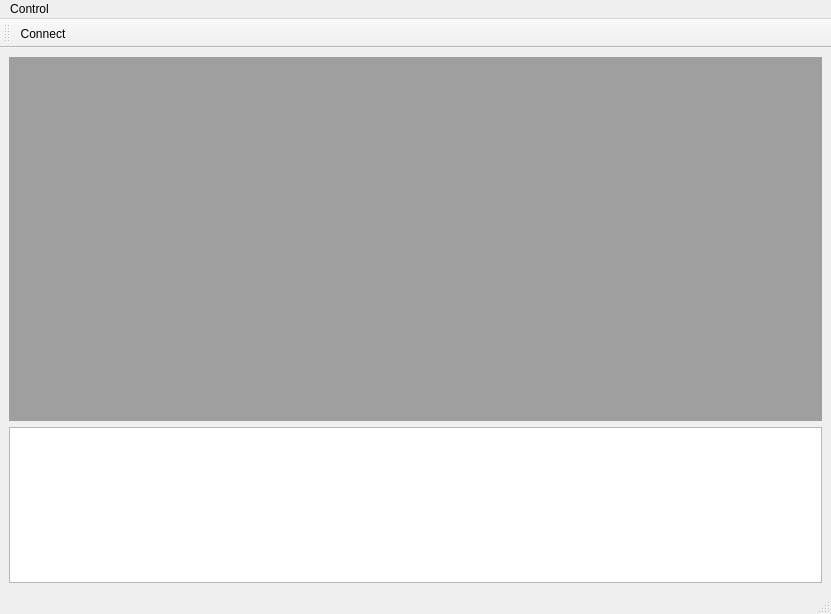
Above: ui/mainWindow.ui from develru/RobotControlCenter before the change. Below: the same form after it.
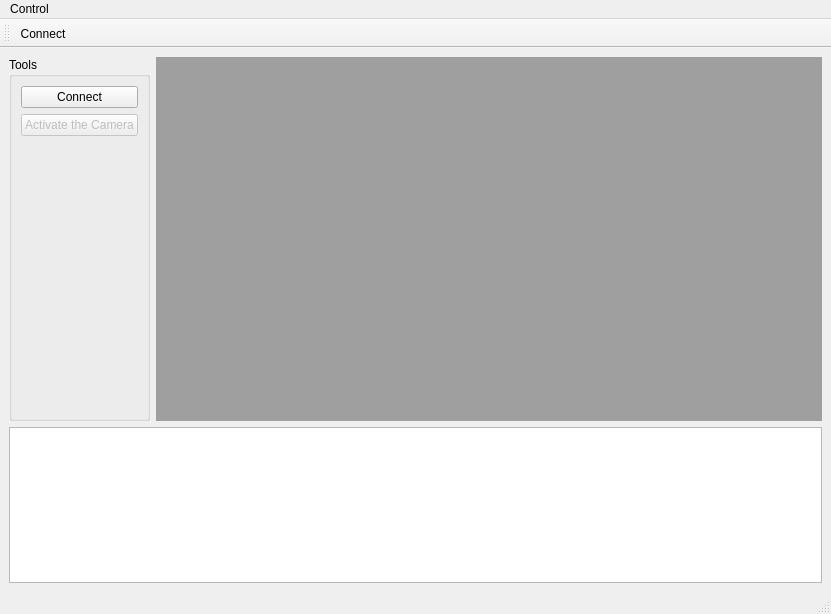
That is the form after the change.

Commit message: Tool window is moved to main window as side bar.

```diff
--- a/ui/mainWindow.ui
+++ b/ui/mainWindow.ui
@@ -16,7 +16,50 @@
   <widget class="QWidget" name="centralwidget">
    <layout class="QVBoxLayout" name="verticalLayout">
     <item>
-     <widget class="QMdiArea" name="mdiArea"/>
+     <layout class="QHBoxLayout" name="horizontalLayout">
+      <item>
+       <widget class="QGroupBox" name="groupBox">
+        <property name="title">
+         <string>Tools</string>
+        </property>
+        <layout class="QVBoxLayout" name="verticalLayout_3">
+         <item>
+          <widget class="QPushButton" name="connectBtn">
+           <property name="text">
+            <string>Connect</string>
+           </property>
+          </widget>
+         </item>
+         <item>
+          <widget class="QPushButton" name="cameraBtn">
+           <property name="enabled">
+            <bool>false</bool>
+           </property>
+           <property name="text">
+            <string>Activate the Camera</string>
+           </property>
+          </widget>
+         </item>
+         <item>
+          <spacer name="verticalSpacer">
+           <property name="orientation">
+            <enum>Qt::Vertical</enum>
+           </property>
+           <property name="sizeHint" stdset="0">
+            <size>
+             <width>20</width>
+             <height>40</height>
+            </size>
+           </property>
+          </spacer>
+         </item>
+        </layout>
+       </widget>
+      </item>
+      <item>
+       <widget class="QMdiArea" name="mdiArea"/>
+      </item>
+     </layout>
     </item>
     <item>
      <widget class="QTextBrowser" name="tBrLog"/>
```
The commit also changes 2 other files.
